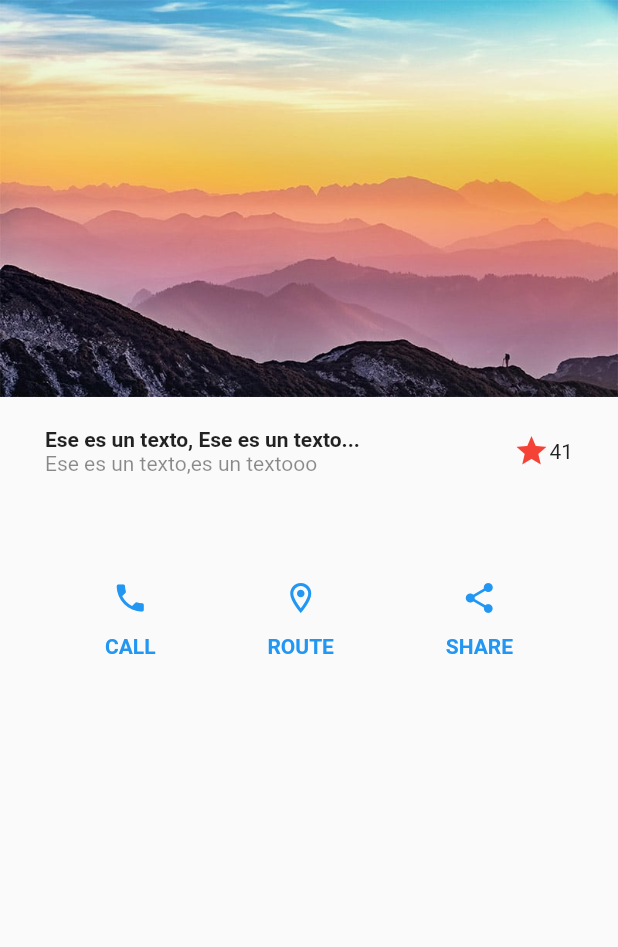
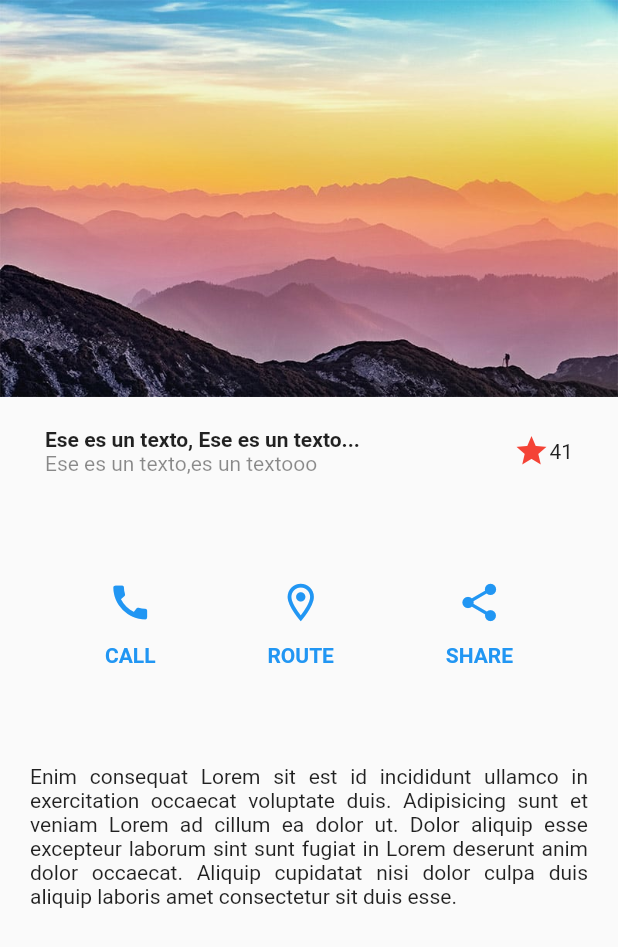
Before and after one commit to jcastroe1000/Flutter_IOS-Android, a Flutter app: the screen it shows after launch, on a phone screen of 412 x 824 dp. Shown: the top 947 px of the screen. Run offline on Flutter 3.47's test engine with Material 2 defaults, Android fonts, the light colour scheme and no system bars; our stand-ins replace card_swiper.

Commit message:
optinmizing code

```diff
--- a/disenos/lib/screens/basic_desing.dart
+++ b/disenos/lib/screens/basic_desing.dart
@@ -11,7 +11,14 @@ class BasicDesingScreen extends StatelessWidget {
         body: Column(children: [
       Image(image: AssetImage('assets/lighting.jpg')),
       Title(),
-      ButtonSection()
+      ButtonSection(),
+      Container(
+        margin: EdgeInsets.symmetric(horizontal: 20, vertical: 15),
+        child: Text(
+          'Enim consequat Lorem sit est id incididunt ullamco in exercitation occaecat voluptate duis. Adipisicing sunt et veniam Lorem ad cillum ea dolor ut. Dolor aliquip esse excepteur laborum sint sunt fugiat in Lorem deserunt anim dolor occaecat. Aliquip cupidatat nisi dolor culpa duis aliquip laboris amet consectetur sit duis esse.',
+          textAlign: TextAlign.justify,
+        ),
+      )
     ]));
   }
 }
@@ -61,58 +68,45 @@ class ButtonSection extends StatelessWidget {
       child: Row(
         mainAxisAlignment: MainAxisAlignment.spaceBetween,
         children: [
-          Column(
+          CustomButtom(icon: Icons.call, textButtom: 'CALL'),
+          CustomButtom(icon: Icons.room_outlined, textButtom: 'ROUTE'),
+          CustomButtom(icon: Icons.share, textButtom: 'SHARE')
+        ],
+      ),
+    );
+  }
+}
+
+class CustomButtom extends StatelessWidget {
+  final IconData icon;
+  final String textButtom;
+
+  const CustomButtom({
+    Key? key,
+    required this.icon,
+    required this.textButtom,
+  }) : super(key: key);
+
+  @override
+  Widget build(BuildContext context) {
+    return Column(
       children: [
         Icon(
-                Icons.phone,
+          this.icon,
           color: Colors.blue,
+          size: 30,
         ),
         SizedBox(
           height: 12,
         ),
         Text(
-                'CALL',
+          this.textButtom,
           style: TextStyle(
             color: Colors.blue,
             fontWeight: FontWeight.bold,
           ),
         )
       ],
-          ),
-          Column(
-            children: [
-              Icon(
-                Icons.room_outlined,
-                color: Colors.blue,
-              ),
-              SizedBox(
-                height: 12,
-              ),
-              Text(
-                'ROUTE',
-                style:
-                    TextStyle(color: Colors.blue, fontWeight: FontWeight.bold),
-              )
-            ],
-          ),
-          Column(
-            children: [
-              Icon(
-                Icons.share,
-                color: Colors.blue,
-              ),
-              SizedBox(
-                height: 12,
-              ),
-              Text(
-                'SHARE',
-                style:
-                    TextStyle(color: Colors.blue, fontWeight: FontWeight.bold),
-              )
-            ],
-          )
-        ],
-      ),
     );
   }
 }
```
Lines whose indentation alone changed are shown as unchanged.
